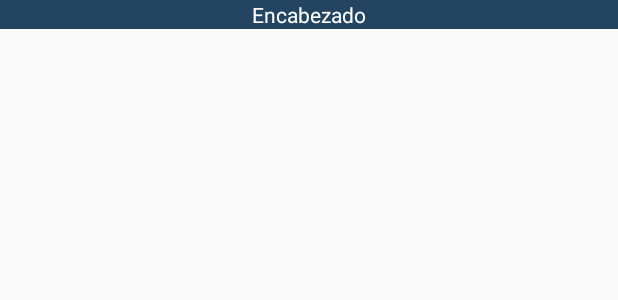
After one commit to Julioolivares12/RutasUtecV6, an Android app: the layout list_header_row.xml on its own in the app's theme, with its tools: preview values and no code run, on a phone screen of 412 x 824 dp. The commit adds this screen. Shown: the top 300 px of the screen. Run offline under Robolectric (Android 15) with nearby library versions, the phone set to English and light mode, and no system bars.

Commit message:
mejoras en la lista

```diff
--- /dev/null
+++ b/app/src/main/res/layout/list_header_row.xml
@@ -0,0 +1,12 @@
+<?xml version="1.0" encoding="utf-8"?>
+<LinearLayout xmlns:android="http://schemas.android.com/apk/res/android"
+    android:orientation="vertical" android:layout_width="match_parent"
+    android:layout_height="match_parent">
+<TextView
+    android:layout_width="match_parent"
+    android:layout_height="wrap_content"
+    android:text="@string/encabezado"
+    android:background="#234562"
+    android:textColor="#ffffff"
+    android:gravity="center_horizontal"/>
+</LinearLayout>
--- a/app/src/main/res/values/strings.xml
+++ b/app/src/main/res/values/strings.xml
@@ -9,6 +9,7 @@
 
     <!-- TODO: Remove or change this placeholder text -->
     <string name="hello_blank_fragment">Hello blank fragment</string>
+    <string name="encabezado">Encabezado</string>
 
 
 </resources>
```
Also changed, not shown: app/src/main/java/Clogica/Rutas.java (added, +19 -0 lines), app/src/main/java/Clogica/RutasAdapter.java (added, +49 -0 lines), app/src/main/java/com/proyecto/julio/rutasutecv6/Inicio_fragment.java (+19 -6 lines), app/src/main/res/layout/listview_item_row.xml (added, +22 -0 lines).
